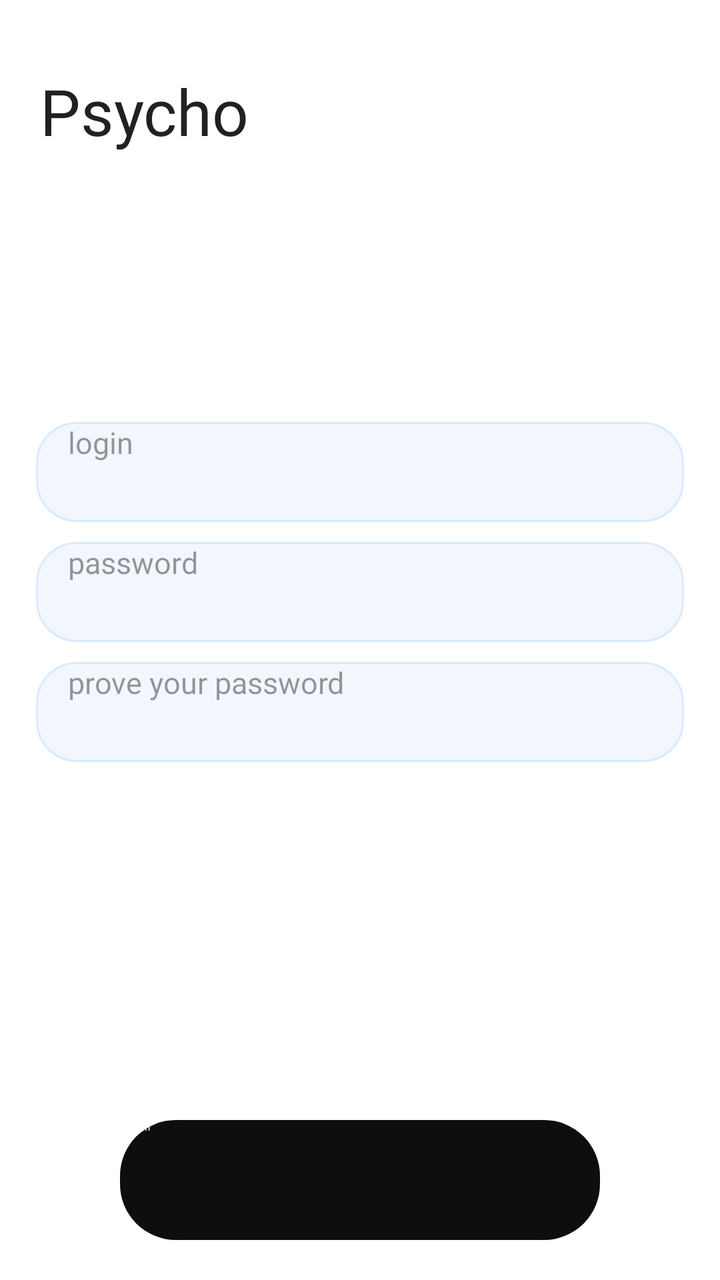
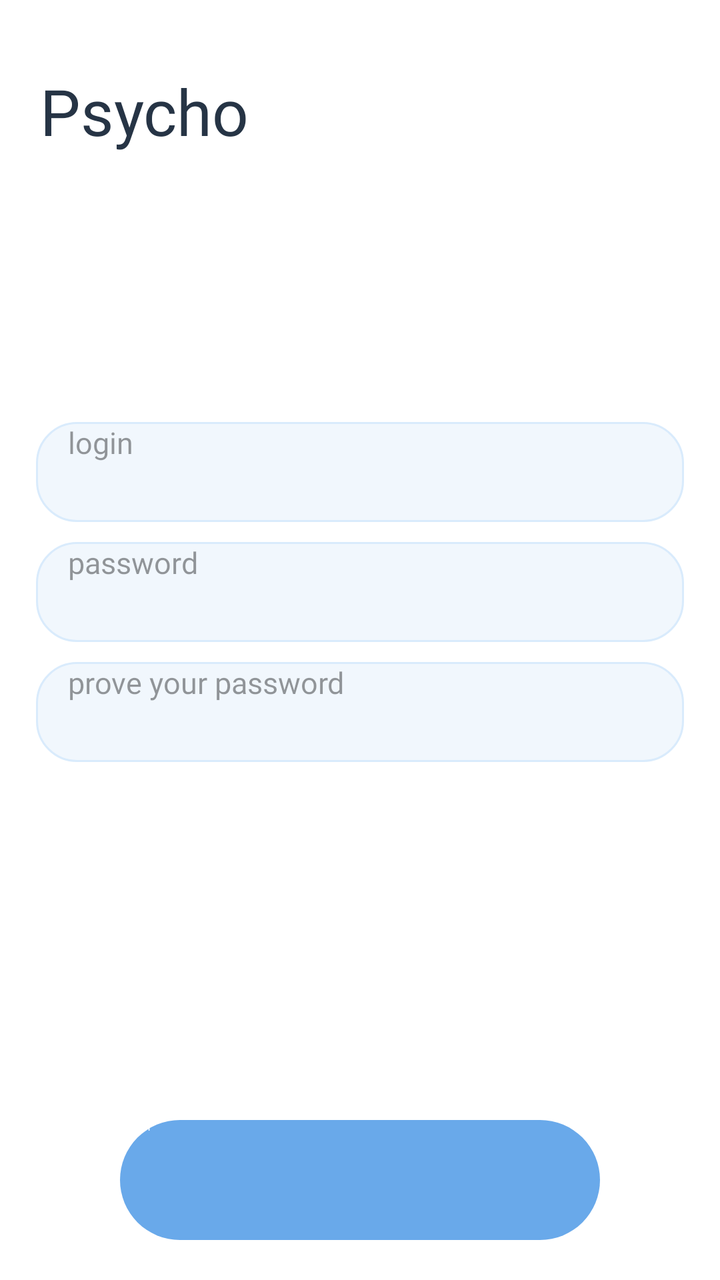

Screens rendered from an Android XML layout before and after an edit, with the pre-edit source and the edit as a unified diff.
<!-- AndroidManifest.xml: application theme Theme.App.Starting -->
<!-- res/layout/registration_activity.xml -->
<?xml version="1.0" encoding="utf-8"?>
<FrameLayout xmlns:android="http://schemas.android.com/apk/res/android"
    android:orientation="vertical"
    android:layout_width="match_parent"
    android:layout_height="match_parent">
    <TextView
        android:id="@+id/icon"
        android:layout_width="wrap_content"
        android:layout_height="wrap_content"
        android:textColor="@color/black"
        android:fontFamily="@font/coolvetica"
        android:text="Psycho"
        android:textSize="32dp"
        android:layout_marginLeft="20dp"
        android:layout_marginTop="34dp"/>
    <LinearLayout
        android:layout_marginBottom="24dp"
        android:layout_gravity="center"
        android:layout_width="match_parent"
        android:layout_height="wrap_content"
        android:orientation="vertical">
    <EditText
        android:textSize="15dp"
        android:fontFamily="@font/geistmedium"
        android:textCursorDrawable="@color/black"
        android:hint="@string/login"
        android:textColor="@color/black"
        android:textColorHint="@color/black40"
        android:paddingLeft="16dp"
        android:id="@+id/login_space"
        android:layout_height="50dp"
        android:layout_width="match_parent"
        android:layout_marginLeft="18dp"
        android:layout_marginRight="18dp"
        android:background="@drawable/round_block"/>
    <EditText
        android:textSize="15dp"
        android:inputType="textPassword"
        android:fontFamily="@font/geistmedium"
        android:textCursorDrawable="@color/black"
        android:hint="@string/password"
        android:textColor="@color/black"
        android:textColorHint="@color/black40"
        android:paddingLeft="16dp"
        android:layout_marginTop="10dp"
        android:id="@+id/password_space"
        android:layout_height="50dp"
        android:layout_width="match_parent"
        android:layout_marginLeft="18dp"
        android:layout_marginRight="18dp"
        android:background="@drawable/round_block"/>
    <EditText
        android:textSize="15dp"
        android:inputType="textPassword"
        android:fontFamily="@font/geistmedium"
        android:textCursorDrawable="@color/black"
        android:hint="@string/accept_password"
        android:textColor="@color/black"
        android:textColorHint="@color/black40"
        android:paddingLeft="16dp"
        android:layout_marginTop="10dp"
        android:id="@+id/accept_password_space"
        android:layout_height="50dp"
        android:layout_width="match_parent"
        android:layout_marginLeft="18dp"
        android:layout_marginRight="18dp"
        android:background="@drawable/round_block"/>
    </LinearLayout>
    <Button
        android:stateListAnimator="@null"
        android:elevation="0dp"
        android:layout_marginBottom="20dp"
        android:layout_gravity="bottom"
        android:textAllCaps="false"
        android:layout_width="match_parent"
        android:layout_marginRight="60dp"
        android:layout_marginLeft="60dp"
        android:layout_height="60dp"
        android:background="@drawable/black_round_button"
        android:text="@string/signed_in"
        android:id="@+id/reg_btn"
        android:textColor="@color/background_color"
        android:fontFamily="@font/geistmedium"/>
</FrameLayout>
<!-- resources referenced by this layout -->
<resources>
  <color name="background_color">#FFFFFF</color>
  <color name="black">#212121</color>
  <color name="black40">#66000000</color>
  <!-- drawable black_round_button (drawable) -->
  <?xml version="1.0" encoding="utf-8"?>
  <shape xmlns:android="http://schemas.android.com/apk/res/android">
      <solid android:color="@color/fullblack"></solid>
      <corners android:radius="28dp"></corners>
  </shape>
  <!-- drawable round_block (drawable) -->
  <?xml version="1.0" encoding="utf-8"?>
  <shape xmlns:android="http://schemas.android.com/apk/res/android">
      <solid android:color="#F1F7FD"/>
      <corners android:radius="20dp"/>
      <stroke
          android:width="1dp"
          android:color="#D9EBFC"/>
  </shape>
  <string name="accept_password">prove your password</string>
  <string name="login">login</string>
  <string name="password">password</string>
  <string name="signed_in">Sign In</string>
  <style name="Theme.App.Starting" parent="Theme.SplashScreen">
          <item name="windowSplashScreenBackground">@color/background_color</item>
          <item name="windowSplashScreenAnimatedIcon">@drawable/icon_app_psycho_svg</item>
          <item name="postSplashScreenTheme">@style/Theme.PsychoApp</item>
      </style>
  <color name="fullblack">#0E0E0E</color>
  <!-- drawable icon_app_psycho_svg: vector/xml drawable (drawable, 4124 chars, omitted) -->
  <style name="Theme.PsychoApp" parent="Theme.AppCompat.Light.NoActionBar">
          <item name="android:statusBarColor">@color/fullblack</item>
          <item name="android:navigationBarColor">@color/fullblack</item>
          <item name="windowActionBar">false</item>
          <item name="windowNoTitle">true</item>
          <item name="colorControlActivated">@color/background_color</item>
          <item name="colorControlNormal">@color/black40</item>
          <item name="android:windowBackground">@color/background_color</item>
      </style>
</resources>

<!-- the commit's change to res/layout/registration_activity.xml (unified diff, before → after) -->
@@ -7,11 +7,11 @@
         android:id="@+id/icon"
         android:layout_width="wrap_content"
         android:layout_height="wrap_content"
-        android:textColor="@color/black"
+        android:textColor="#263445"
         android:fontFamily="@font/coolvetica"
         android:text="Psycho"
-        android:textSize="32dp"
-        android:layout_marginLeft="20dp"
+        android:textSize="32sp"
+        android:layout_marginStart="20dp"
         android:layout_marginTop="34dp"/>
     <LinearLayout
         android:layout_marginBottom="24dp"
@@ -76,7 +76,7 @@
         android:layout_marginRight="60dp"
         android:layout_marginLeft="60dp"
         android:layout_height="60dp"
-        android:background="@drawable/black_round_button"
+        android:background="@drawable/blue2_round_button"
         android:text="@string/signed_in"
         android:id="@+id/reg_btn"
         android:textColor="@color/background_color"
<!-- resource entries referenced after the edit -->
@@ -3,11 +3,11 @@
   <color name="background_color">#FFFFFF</color>
   <color name="black">#212121</color>
   <color name="black40">#66000000</color>
-  <!-- drawable black_round_button (drawable) -->
+  <!-- drawable blue2_round_button (drawable) -->
   <?xml version="1.0" encoding="utf-8"?>
   <shape xmlns:android="http://schemas.android.com/apk/res/android">
-      <solid android:color="@color/fullblack"></solid>
-      <corners android:radius="28dp"></corners>
+      <solid android:color="#69A9EA"/>
+      <corners android:radius="50dp"/>
   </shape>
   <!-- drawable round_block (drawable) -->
   <?xml version="1.0" encoding="utf-8"?>
